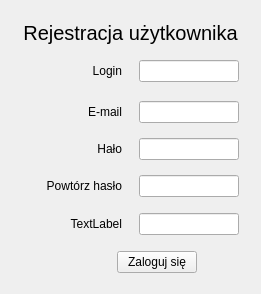
Above: JaroEliCall/gui/register.ui from jaroslaw-wieczorek/Project_IP_Telephony_Python_Voip before the change. Below: the same form after it.
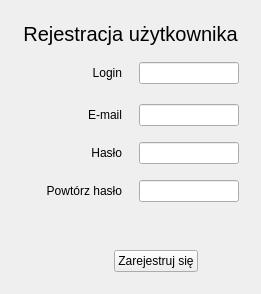
That is the form after the change.

Diff of the .ui file:
```diff
--- a/JaroEliCall/gui/register.ui
+++ b/JaroEliCall/gui/register.ui
@@ -243,7 +243,7 @@
         </size>
        </property>
        <property name="text">
-        <string>Hało</string>
+        <string>Hasło</string>
        </property>
        <property name="alignment">
         <set>Qt::AlignRight|Qt::AlignTrailing|Qt::AlignVCenter</set>
@@ -398,22 +398,6 @@
        </property>
       </spacer>
      </item>
-     <item>
-      <widget class="QLabel" name="label_4">
-       <property name="minimumSize">
-        <size>
-         <width>100</width>
-         <height>0</height>
-        </size>
-       </property>
-       <property name="text">
-        <string>TextLabel</string>
-       </property>
-       <property name="alignment">
-        <set>Qt::AlignRight|Qt::AlignTrailing|Qt::AlignVCenter</set>
-       </property>
-      </widget>
-     </item>
      <item>
       <spacer name="horizontalSpacer_24">
        <property name="orientation">
@@ -427,16 +411,6 @@
        </property>
       </spacer>
      </item>
-     <item>
-      <widget class="QLineEdit" name="lineEdit_3">
-       <property name="minimumSize">
-        <size>
-         <width>100</width>
-         <height>0</height>
-        </size>
-       </property>
-      </widget>
-     </item>
      <item>
       <spacer name="horizontalSpacer_9">
        <property name="orientation">
@@ -512,7 +486,7 @@
      <item>
       <widget class="QPushButton" name="pushButton">
        <property name="text">
-        <string>Zaloguj się</string>
+        <string>Zarejestruj się</string>
        </property>
       </widget>
      </item>
```
